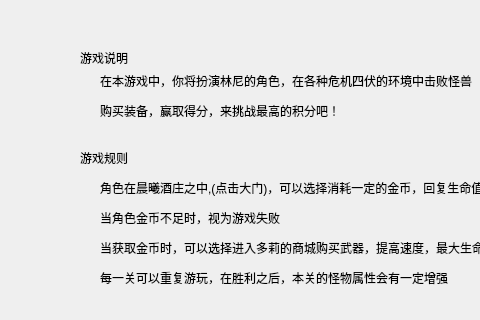
Qt form introduction.ui (ouyangziheng/Genshin_Pursuit) before a commit; both pictures show x 0 to 480 and y 0 to 320 of the 800 by 600 pixel window.
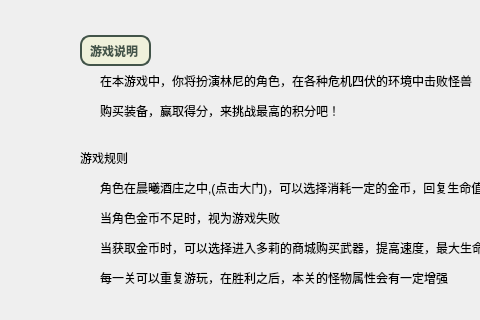
The same form after that commit.

Commit message: 更改了部分背景，完善了游戏介绍

```diff
--- a/introduction.ui
+++ b/introduction.ui
@@ -18,11 +18,20 @@
     <property name="geometry">
      <rect>
       <x>80</x>
-      <y>50</y>
+      <y>35</y>
       <width>71</width>
-      <height>16</height>
+      <height>31</height>
      </rect>
     </property>
+    <property name="styleSheet">
+     <string notr="true">color: #425449;             /* 设置文字颜色 */
+background-color: #EFF1DB;  /* 设置背景颜色 */
+font-weight: bold;          /* 设置字体加粗 */
+border: 2px solid #425449; /* 设置文字边框 */
+border-radius: 10px;        /* 设置文字边框圆角 */
+padding: 5px;               /* 设置文字内边距 */
+</string>
+    </property>
     <property name="text">
      <string>游戏说明</string>
     </property>
```
Left out of the diff: 2 changed lines with no effect on the pictures. The commit also changes 7 other files.
